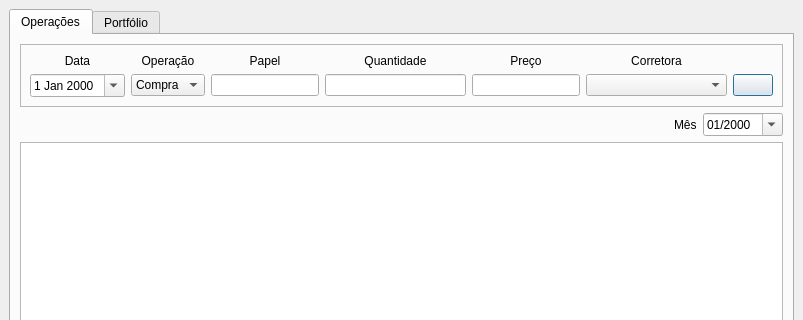
Before: the Qt Designer form src/ui/main.ui in rcoacci/PyStockFlow, drawn with Qt 5; both pictures show x 0 to 803 and y 0 to 320 of the 803 by 727 pixel window.
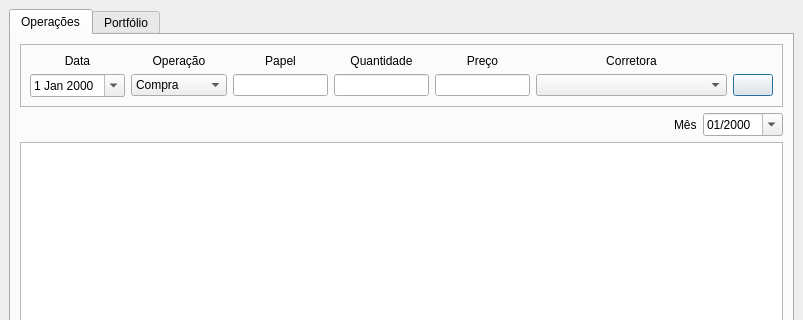
After: the same form once the commit is applied. Icons and pictures are not drawn.

```diff
--- a/src/ui/main.ui
+++ b/src/ui/main.ui
@@ -63,7 +63,7 @@
            <item row="1" column="2">
             <widget class="QLineEdit" name="stock">
              <property name="sizePolicy">
-              <sizepolicy hsizetype="Fixed" vsizetype="Fixed">
+              <sizepolicy hsizetype="Preferred" vsizetype="Fixed">
                <horstretch>1</horstretch>
                <verstretch>0</verstretch>
               </sizepolicy>
@@ -123,7 +123,7 @@
             <widget class="QLineEdit" name="quantity">
              <property name="sizePolicy">
               <sizepolicy hsizetype="Preferred" vsizetype="Fixed">
-               <horstretch>2</horstretch>
+               <horstretch>1</horstretch>
                <verstretch>0</verstretch>
               </sizepolicy>
              </property>
@@ -145,8 +145,8 @@
            <item row="1" column="4">
             <widget class="QLineEdit" name="price">
              <property name="sizePolicy">
-              <sizepolicy hsizetype="Fixed" vsizetype="Fixed">
-               <horstretch>2</horstretch>
+              <sizepolicy hsizetype="Preferred" vsizetype="Fixed">
+               <horstretch>1</horstretch>
                <verstretch>0</verstretch>
               </sizepolicy>
              </property>
```
Left out of the diff: 57 changed lines with no effect on the pictures.
